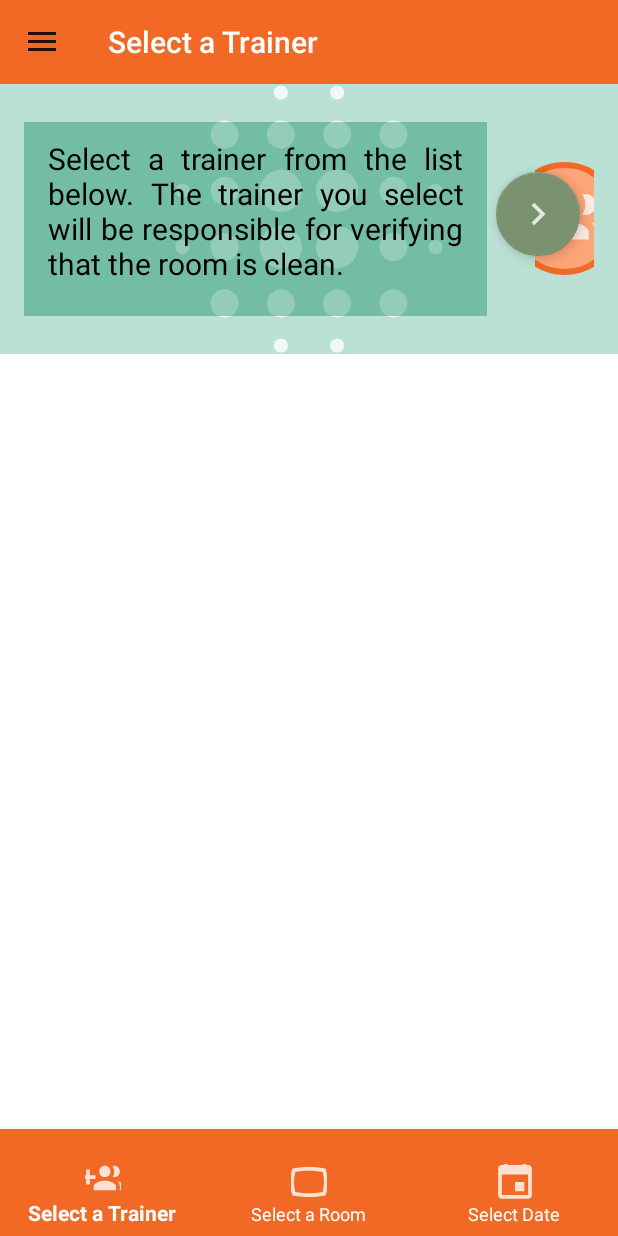
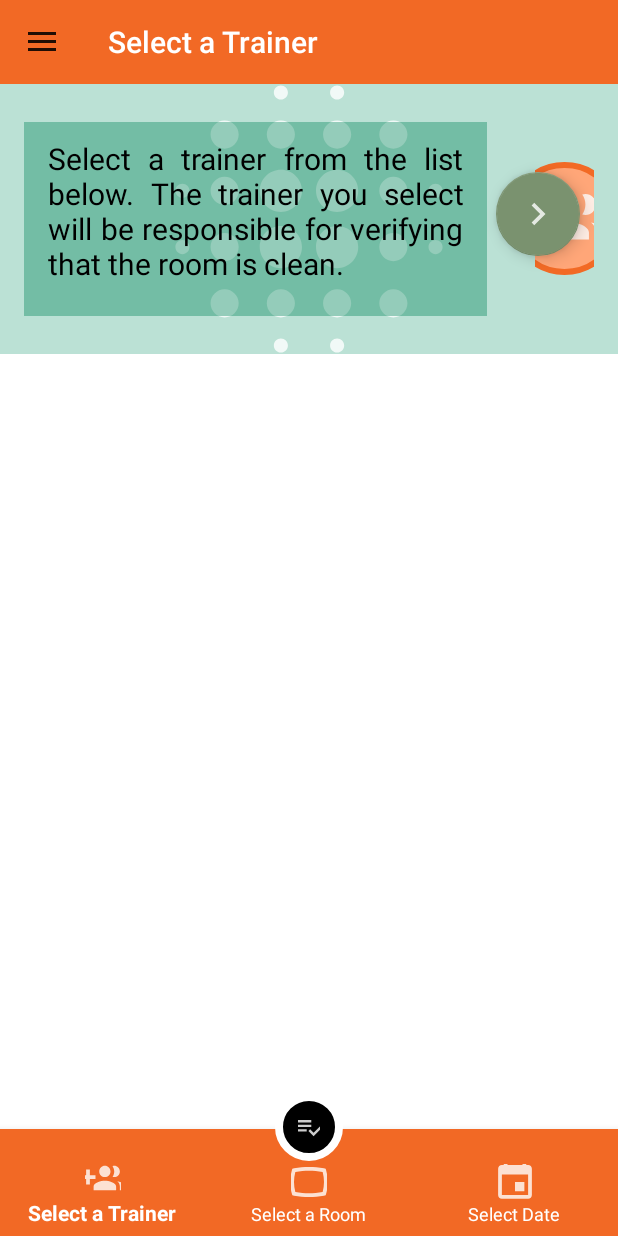
Before and after one commit to DBerry07/Revature_TrainingRoomMaintenanceScheduler, an Android app: the TrainerActivity screen opened directly, with no data from a screen before it, in the side drawer, after a tap on "Delegate", on a phone screen of 412 x 824 dp. Run offline under Robolectric (Android 15) with nearby library versions, the phone set to English and light mode, and no system bars; our stand-ins replace Room's generated code, Volley, navigation-ui; network calls fail.

Commit message:
Bottom drawer now disappears on reports page

```diff
--- a/app/src/main/java/com/revature/roommaintenanceprototype/SiteManagerActivity.java
+++ b/app/src/main/java/com/revature/roommaintenanceprototype/SiteManagerActivity.java
@@ -20,6 +20,7 @@ import android.widget.ImageView;
 
 import com.google.android.material.bottomnavigation.BottomNavigationView;
 import com.google.android.material.navigation.NavigationView;
+import com.revature.roommaintenanceprototype.animation.CustomViewAnimator;
 import com.revature.roommaintenanceprototype.controllers.navigation.SMScheduleNavigationController;
 import com.revature.roommaintenanceprototype.controllers.workflowpersistance.SMSchedulePersistance;
 import com.revature.roommaintenanceprototype.controllers.workflowpersistance.TRDelegatePersistance;
@@ -89,6 +90,8 @@ public class SiteManagerActivity extends AppCompatActivity implements Navigation
     public boolean onNavigationItemSelected(@NonNull MenuItem menuItem) {
         switch (menuItem.getItemId()){
             case R.id.menuItem_siteManager_schedule:
+                CustomViewAnimator.showBottomNavComponents(drawerLayout);
+
                 navController.setGraph(R.navigation.sm_schedule);
                 NavigationUI.setupActionBarWithNavController(this,navController,drawerLayout);
                 Navigation.findNavController(this,R.id.fragment_mainContentContainer).navigate(R.id.SM_Schedule_CampusSelectionFragment);
@@ -96,6 +99,8 @@ public class SiteManagerActivity extends AppCompatActivity implements Navigation
                 bottomNavigationView.setOnNavigationItemSelectedListener(new SMScheduleNavigationController(navController));
                 break;
             case R.id.menuItem_siteManager_reports:
+                CustomViewAnimator.hideBottomNavComponents(drawerLayout);
+
                 navController.setGraph(R.navigation.sm_reports);
                 NavigationUI.setupActionBarWithNavController(this,navController,drawerLayout);
                 Navigation.findNavController(this,R.id.fragment_mainContentContainer).navigate(R.id.SM_Reports_DateFragment);
--- a/app/src/main/java/com/revature/roommaintenanceprototype/TrainerActivity.java
+++ b/app/src/main/java/com/revature/roommaintenanceprototype/TrainerActivity.java
@@ -20,6 +20,7 @@ import androidx.navigation.ui.NavigationUI;
 
 import com.google.android.material.bottomnavigation.BottomNavigationView;
 import com.google.android.material.navigation.NavigationView;
+import com.revature.roommaintenanceprototype.animation.CustomViewAnimator;
 import com.revature.roommaintenanceprototype.controllers.navigation.SMScheduleNavigationController;
 import com.revature.roommaintenanceprototype.controllers.navigation.TRDelegateNavigationController;
 import com.revature.roommaintenanceprototype.controllers.navigation.TRVerifyNavigationController;
@@ -27,6 +28,7 @@ import com.revature.roommaintenanceprototype.controllers.workflowpersistance.TRD
 import com.revature.roommaintenanceprototype.controllers.workflowpersistance.TRVerifyPersistance;
 import com.revature.roommaintenanceprototype.util.MainActivityHelper;
 import com.revature.roommaintenanceprototype.util.ScreenMessage;
+import com.revature.roommaintenanceprototype.util.fragmenthelpers.FragmentHelper;
 
 public class TrainerActivity extends AppCompatActivity implements NavigationView.OnNavigationItemSelectedListener{
     DrawerLayout drawerLayout;
@@ -86,6 +88,8 @@ public class TrainerActivity extends AppCompatActivity implements NavigationView
     public boolean onNavigationItemSelected(@NonNull MenuItem menuItem) {
         switch (menuItem.getItemId()){
             case R.id.menuItem_trainer_verify:
+                CustomViewAnimator.showBottomNavComponents(drawerLayout);
+
                 navController.setGraph(R.navigation.tr_verify);
                 NavigationUI.setupActionBarWithNavController(this,navController,drawerLayout);
                 Navigation.findNavController(this,R.id.fragment_mainContentContainer).navigate(R.id.TR_Verify_RoomSelectionFragment2);
@@ -95,6 +99,8 @@ public class TrainerActivity extends AppCompatActivity implements NavigationView
                 bottomNavigationView.setOnNavigationItemSelectedListener(new TRVerifyNavigationController(navController));
                 break;
             case R.id.menuItem_trainer_delegate:
+                CustomViewAnimator.showBottomNavComponents(drawerLayout);
+
                 navController.setGraph(R.navigation.tr_delegate);
                 NavigationUI.setupActionBarWithNavController(this,navController,drawerLayout);
                 Navigation.findNavController(this,R.id.fragment_mainContentContainer).navigate(R.id.TR_Delegate_TrainerSelectionFragment);
@@ -104,7 +110,8 @@ public class TrainerActivity extends AppCompatActivity implements NavigationView
                 bottomNavigationView.setOnNavigationItemSelectedListener(new TRDelegateNavigationController(navController));
                 break;
             case R.id.menuItem_trainer_reports:
-                bottomNavigationView.setVisibility(View.INVISIBLE);
+                CustomViewAnimator.hideBottomNavComponents(drawerLayout);
+
                 navController.setGraph(R.navigation.tr_reports);
                 NavigationUI.setupActionBarWithNavController(this,navController,drawerLayout);
                 Navigation.findNavController(this,R.id.fragment_mainContentContainer).navigate(R.id.TR_Reports_DateFragment);
--- a/app/src/main/java/com/revature/roommaintenanceprototype/animation/CustomViewAnimator.java
+++ b/app/src/main/java/com/revature/roommaintenanceprototype/animation/CustomViewAnimator.java
@@ -1,20 +1,45 @@
 package com.revature.roommaintenanceprototype.animation;
 
 import android.animation.ObjectAnimator;
+import android.view.View;
+import android.widget.ImageView;
 
+import com.google.android.material.bottomnavigation.BottomNavigationView;
 import com.google.android.material.floatingactionbutton.FloatingActionButton;
+import com.revature.roommaintenanceprototype.R;
 
 public class CustomViewAnimator {
+    private static int animationSpeed = 500;
 
     public static void animateFloatingActionButtonOut(FloatingActionButton floatingActionButton){
         ObjectAnimator objectAnimator = ObjectAnimator.ofFloat(floatingActionButton,"translationY",250f);
-        objectAnimator.setDuration(500);
+        objectAnimator.setDuration(animationSpeed);
         objectAnimator.start();
     }
 
     public static void animateFloatingActionButtonIn(FloatingActionButton floatingActionButton){
         ObjectAnimator objectAnimator = ObjectAnimator.ofFloat(floatingActionButton,"translationY",-250f);
-        objectAnimator.setDuration(500);
+        objectAnimator.setDuration(animationSpeed);
         objectAnimator.start();
     }
+
+    public static void hideBottomNavComponents(View parentView){
+        BottomNavigationView bottomNavigationView = parentView.findViewById(R.id.bottom_navigation);
+        ObjectAnimator objectAnimator = ObjectAnimator.ofFloat(bottomNavigationView,"translationy",300);
+        objectAnimator.setDuration(animationSpeed);
+        objectAnimator.start();
+        bottomNavigationView.setVisibility(View.GONE);
+
+        ImageView imgHoverBtn = parentView.findViewById(R.id.img_hover_btn);
+        imgHoverBtn.setVisibility(View.GONE);
+    }
+
+    public static void showBottomNavComponents(View parentView){
+        BottomNavigationView bottomNavigationView = parentView.findViewById(R.id.bottom_navigation);
+        bottomNavigationView.setX(0);
+        bottomNavigationView.setVisibility(View.VISIBLE);
+
+        ImageView imgHoverBtn = parentView.findViewById(R.id.img_hover_btn);
+        imgHoverBtn.setVisibility(View.VISIBLE);
+    }
 }
--- a/app/src/main/res/layout/activity_main.xml
+++ b/app/src/main/res/layout/activity_main.xml
@@ -66,22 +66,17 @@
             android:layout_height="wrap_content"
             android:orientation="vertical"
             android:layout_marginBottom="50dp"
+            android:gravity="center"
             android:layout_alignParentBottom="true">
 
 
-            <!--
             <ImageView
                 android:id="@+id/img_hover_btn"
                 android:layout_width="45dp"
                 android:layout_height="45dp"
-                android:layout_marginTop="50dp"
                 android:background="@drawable/background_circle_bottom_hover"
                 android:padding="15dp"
-                app:layout_constraintBottom_toBottomOf="parent"
-                app:layout_constraintEnd_toEndOf="parent"
-                app:layout_constraintStart_toStartOf="parent"
                 app:srcCompat="@drawable/ic_menu_confirm1" />
-                -->
 
         </LinearLayout>
     </RelativeLayout>
```
